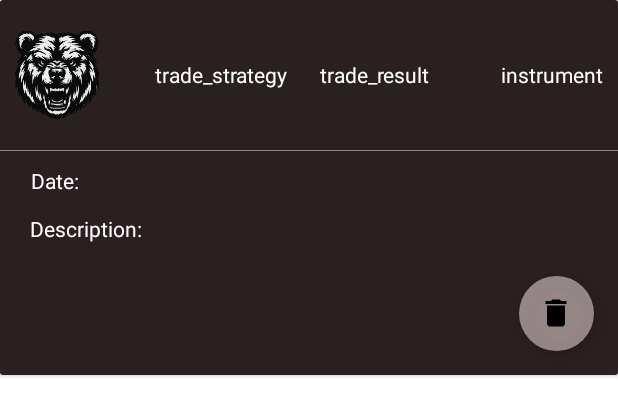
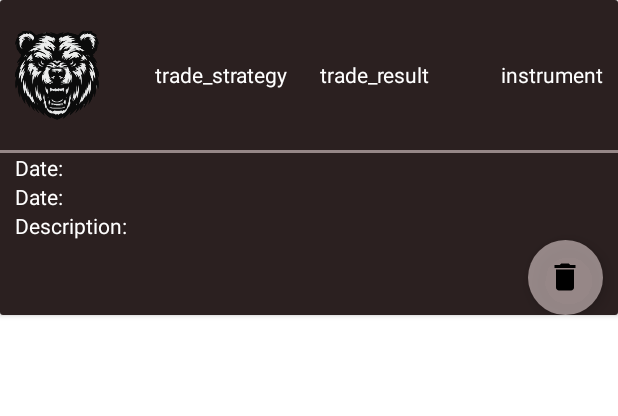
Before and after one commit to fenrir-afk/TradeStat, an Android app: the layout list_item.xml on its own in the app's theme, with its tools: preview values and no code run, on a phone screen of 412 x 824 dp. Shown: the top 416 px of the screen. Run offline under Robolectric (Android 15) with nearby library versions, the phone set to English and light mode, and no system bars.

Commit message:
Improve customDialog and implement db deletion

```diff
--- a/app/src/main/java/com/example/tradestat/data/TradeDatabase.kt
+++ b/app/src/main/java/com/example/tradestat/data/TradeDatabase.kt
@@ -6,7 +6,7 @@ import androidx.room.Room
 import androidx.room.RoomDatabase
 import com.example.tradestat.data.model.Trade
 
-@Database(version = 1, entities = [Trade::class], exportSchema = false)
+@Database(version = 2, entities = [Trade::class], exportSchema = false)
 abstract class TradeDatabase: RoomDatabase() {
     abstract fun getTradeDao():TradesDao
 
--- a/app/src/main/java/com/example/tradestat/data/TradesDao.kt
+++ b/app/src/main/java/com/example/tradestat/data/TradesDao.kt
@@ -16,5 +16,5 @@ interface TradesDao {
 
 
     @Delete
-    fun delete(trades: Trade)
+    fun delete(trade: Trade)
 }
--- a/app/src/main/java/com/example/tradestat/data/TradesRepository.kt
+++ b/app/src/main/java/com/example/tradestat/data/TradesRepository.kt
@@ -8,4 +8,7 @@ class TradesRepository(private val tradesDao: TradesDao) {
     suspend fun addTrade(trade: Trade){
         tradesDao.insert(trade)
     }
+    suspend fun deleteTrade(trade: Trade){
+        tradesDao.delete(trade)
+    }
 }
--- a/app/src/main/java/com/example/tradestat/data/model/Trade.kt
+++ b/app/src/main/java/com/example/tradestat/data/model/Trade.kt
@@ -8,8 +8,10 @@ import androidx.room.PrimaryKey
 data class Trade(
     @PrimaryKey(autoGenerate = true) val id: Int,
     @ColumnInfo(name = "trade_direction") val tradeDirection: String,
-    @ColumnInfo(name = "trade_date") val tradeDate: String,
+    @ColumnInfo(name = "trade_date") val tradeDate: String,//day of postion oppening
     @ColumnInfo(name = "trade_strategy") val strategy: String,
     @ColumnInfo(name = "trade_result") val tradeResult: String,
     @ColumnInfo(name = "Instrument") val instrument: String,
+    @ColumnInfo(name = "add_date") val ADDate: String, //date of adding to the app
+    @ColumnInfo(name = "description") val description: String
 )
--- a/app/src/main/java/com/example/tradestat/ui/dashboard/TradeViewModel.kt
+++ b/app/src/main/java/com/example/tradestat/ui/dashboard/TradeViewModel.kt
@@ -23,5 +23,10 @@ class TradeViewModel(application: Application) : AndroidViewModel(application) {
             repository.addTrade(trade)
         }
     }
+    fun deleteTrade(trade: Trade){
+        viewModelScope.launch(Dispatchers.IO) {
+            repository.deleteTrade(trade)
+        }
+    }
 
 }
--- a/app/src/main/res/layout/list_item.xml
+++ b/app/src/main/res/layout/list_item.xml
@@ -54,72 +54,61 @@
             android:layout_weight="1"
             android:gravity="center_vertical"/>
     </LinearLayout>
-    <androidx.constraintlayout.widget.ConstraintLayout
+
+    <LinearLayout
         android:id="@+id/child_layout"
         android:layout_width="match_parent"
-        android:layout_height="150dp"
-        android:layout_marginTop="100dp">
+        android:layout_height="wrap_content"
+        android:layout_marginTop="100dp"
+        android:orientation="vertical">
 
         <View
             android:layout_width="match_parent"
             android:layout_height="2dp"
-            android:layout_marginBottom="150dp"
-            android:background="@color/lightGray"
-            app:layout_constraintBottom_toBottomOf="parent"
-            app:layout_constraintEnd_toEndOf="parent"
-            app:layout_constraintHorizontal_bias="0.0"
-            app:layout_constraintStart_toStartOf="parent" />
+            android:background="@color/lightGray" />
+
+        <TextView
+            android:id="@+id/AddDate"
+            android:layout_width="wrap_content"
+            android:layout_height="wrap_content"
+            android:layout_marginStart="10dp"
+            android:gravity="top"
+            android:text="Date: "
+            android:textColor="@color/white"
+            android:textSize="14sp" />
 
         <TextView
             android:id="@+id/Date"
             android:layout_width="wrap_content"
             android:layout_height="wrap_content"
-            android:layout_marginBottom="120dp"
+            android:layout_marginStart="10dp"
             android:gravity="top"
             android:text="Date: "
             android:textColor="@color/white"
-            android:textSize="14sp"
-            app:layout_constraintBottom_toBottomOf="parent"
-            app:layout_constraintEnd_toEndOf="parent"
-            app:layout_constraintHorizontal_bias="0.054"
-            app:layout_constraintStart_toStartOf="parent" />
+            android:textSize="14sp" />
 
         <TextView
             android:id="@+id/Description"
             android:layout_width="match_parent"
-            android:layout_height="100dp"
-            android:gravity="top"
+            android:layout_height="wrap_content"
+            android:layout_marginStart="10dp"
             android:text="Description: "
-            android:layout_marginStart="20dp"
-            android:layout_marginTop="35dp"
             android:textColor="@color/white"
-            android:textSize="14sp"
-            app:layout_constraintBottom_toBottomOf="parent"
-            app:layout_constraintEnd_toEndOf="parent"
-            app:layout_constraintStart_toStartOf="parent"
-            app:layout_constraintTop_toTopOf="parent" />
+            android:textSize="14sp" />
 
         <com.google.android.material.floatingactionbutton.FloatingActionButton
-            android:id="@+id/fab"
+            android:id="@+id/deleteFab"
             android:layout_width="50dp"
             android:layout_height="50dp"
             android:layout_gravity="end|bottom"
-            android:layout_margin="16dp"
+            android:layout_marginEnd="10dp"
             android:contentDescription="Delete"
             android:src="@drawable/ic_delete"
             app:backgroundTint="@color/lightGray"
             app:borderWidth="0dp"
-            app:fabCustomSize="50dp"
-            app:layout_constraintBottom_toBottomOf="parent"
-            app:layout_constraintEnd_toEndOf="parent"
-            app:layout_constraintHorizontal_bias="1.0"
-            app:layout_constraintStart_toStartOf="parent"
-            app:layout_constraintTop_toTopOf="parent"
-            app:layout_constraintVertical_bias="1.0" />
+            app:fabCustomSize="50dp" />
 
-    </androidx.constraintlayout.widget.ConstraintLayout>
-
-
+    </LinearLayout>
 
 
 </androidx.cardview.widget.CardView>
```
Also changed, not shown: app/src/main/java/com/example/tradestat/ui/dashboard/TradeAdapter.kt (+23 -3 lines), app/src/main/java/com/example/tradestat/ui/dashboard/TradeFragment.kt (+11 -2 lines), app/src/main/res/layout/customdialog.xml (+10 -0 lines).
